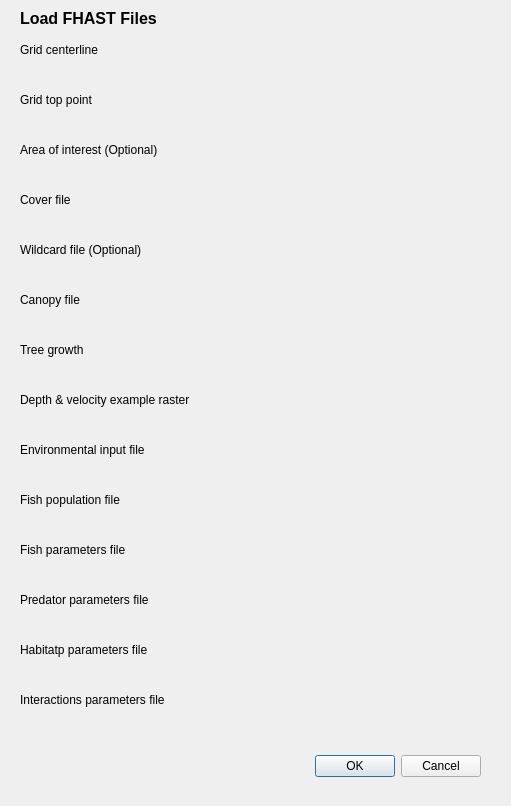
Above: profile/profiles/default/python/plugins/fhast_loader/fhast_loader_dialog_base.ui from pndphd/FHAST_2 before the change. Below: the same form after it.
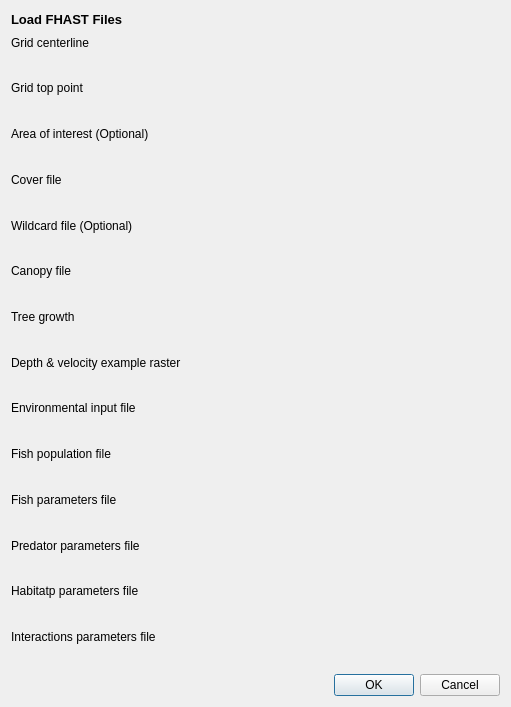
That is the form after the change. Custom widgets are drawn as their Qt base class.

What changed in the file:
```diff
--- a/profile/profiles/default/python/plugins/fhast_loader/fhast_loader_dialog_base.ui
+++ b/profile/profiles/default/python/plugins/fhast_loader/fhast_loader_dialog_base.ui
@@ -7,47 +7,29 @@
     <x>0</x>
     <y>0</y>
     <width>511</width>
-    <height>806</height>
+    <height>707</height>
    </rect>
   </property>
   <property name="windowTitle">
    <string>FHAST Loader</string>
   </property>
-  <widget class="QDialogButtonBox" name="button_box">
-   <property name="geometry">
-    <rect>
-     <x>140</x>
-     <y>750</y>
-     <width>341</width>
-     <height>32</height>
-    </rect>
-   </property>
-   <property name="orientation">
-    <enum>Qt::Horizontal</enum>
-   </property>
-   <property name="standardButtons">
-    <set>QDialogButtonBox::Cancel|QDialogButtonBox::Ok</set>
-   </property>
-  </widget>
-  <widget class="QgsFileWidget" name="grid_centerline">
-   <property name="geometry">
-    <rect>
-     <x>20</x>
-     <y>60</y>
-     <width>461</width>
-     <height>27</height>
-    </rect>
-   </property>
-  </widget>
+  <layout class="QGridLayout" name="gridLayout">
+   <item row="0" column="0">
+    <widget class="QLabel" name="label_10">
+     <property name="font">
+      <font>
+       <pointsize>10</pointsize>
+       <weight>75</weight>
+       <bold>true</bold>
+      </font>
+     </property>
+     <property name="text">
+      <string>Load FHAST Files</string>
+     </property>
+    </widget>
+   </item>
+   <item row="1" column="0">
   <widget class="QLabel" name="label">
-   <property name="geometry">
-    <rect>
-     <x>20</x>
-     <y>40</y>
-     <width>251</width>
-     <height>19</height>
-    </rect>
-   </property>
    <property name="toolTip">
     <string>Select the desired grid centerline shapefile.</string>
    </property>
@@ -58,15 +40,12 @@
     <string>Grid centerline</string>
    </property>
   </widget>
+   </item>
+   <item row="2" column="0">
+    <widget class="QgsFileWidget" name="grid_centerline"/>
+   </item>
+   <item row="3" column="0">
   <widget class="QLabel" name="label_2">
-   <property name="geometry">
-    <rect>
-     <x>20</x>
-     <y>90</y>
-     <width>251</width>
-     <height>19</height>
-    </rect>
-   </property>
    <property name="toolTip">
     <string>Select the desired grid top point shapefile.</string>
    </property>
@@ -74,61 +53,12 @@
     <string>Grid top point</string>
    </property>
   </widget>
-  <widget class="QgsFileWidget" name="grid_top_point">
-   <property name="geometry">
-    <rect>
-     <x>20</x>
-     <y>110</y>
-     <width>461</width>
-     <height>27</height>
-    </rect>
-   </property>
-  </widget>
-  <widget class="QLabel" name="label_3">
-   <property name="geometry">
-    <rect>
-     <x>20</x>
-     <y>190</y>
-     <width>251</width>
-     <height>19</height>
-    </rect>
-   </property>
-   <property name="toolTip">
-    <string>Select the desired cover shapefile.</string>
-   </property>
-   <property name="text">
-    <string>Cover file</string>
-   </property>
-  </widget>
-  <widget class="QgsFileWidget" name="cover_file">
-   <property name="geometry">
-    <rect>
-     <x>20</x>
-     <y>210</y>
-     <width>461</width>
-     <height>27</height>
-    </rect>
-   </property>
-  </widget>
-  <widget class="QgsFileWidget" name="aoi">
-   <property name="geometry">
-    <rect>
-     <x>20</x>
-     <y>160</y>
-     <width>461</width>
-     <height>27</height>
-    </rect>
-   </property>
-  </widget>
+   </item>
+   <item row="4" column="0">
+    <widget class="QgsFileWidget" name="grid_top_point"/>
+   </item>
+   <item row="5" column="0">
   <widget class="QLabel" name="label_4">
-   <property name="geometry">
-    <rect>
-     <x>20</x>
-     <y>140</y>
-     <width>251</width>
-     <height>19</height>
-    </rect>
-   </property>
    <property name="toolTip">
     <string>Select the desired area of interest shapefile.</string>
    </property>
@@ -136,15 +66,38 @@
     <string>Area of interest (Optional)</string>
    </property>
   </widget>
+   </item>
+   <item row="6" column="0">
+    <widget class="QgsFileWidget" name="aoi"/>
+   </item>
+   <item row="7" column="0">
+    <widget class="QLabel" name="label_3">
+     <property name="toolTip">
+      <string>Select the desired cover shapefile.</string>
+     </property>
+     <property name="text">
+      <string>Cover file</string>
+     </property>
+    </widget>
+   </item>
+   <item row="8" column="0">
+    <widget class="QgsFileWidget" name="cover_file"/>
+   </item>
+   <item row="9" column="0">
+    <widget class="QLabel" name="wildcard_name">
+     <property name="toolTip">
+      <string>Select the desired wildcard csv file.</string>
+     </property>
+     <property name="text">
+      <string>Wildcard file (Optional)</string>
+     </property>
+    </widget>
+   </item>
+   <item row="10" column="0">
+    <widget class="QgsFileWidget" name="wildcard"/>
+   </item>
+   <item row="11" column="0">
   <widget class="QLabel" name="canopy_file_name">
-   <property name="geometry">
-    <rect>
-     <x>20</x>
-     <y>290</y>
-     <width>251</width>
-     <height>19</height>
-    </rect>
-   </property>
    <property name="toolTip">
     <string>Select the desired canopy shapefile.</string>
    </property>
@@ -152,25 +105,25 @@
     <string>Canopy file</string>
    </property>
   </widget>
-  <widget class="QgsFileWidget" name="canopy_file">
-   <property name="geometry">
-    <rect>
-     <x>20</x>
-     <y>310</y>
-     <width>461</width>
-     <height>27</height>
-    </rect>
-   </property>
-  </widget>
+   </item>
+   <item row="12" column="0">
+    <widget class="QgsFileWidget" name="canopy_file"/>
+   </item>
+   <item row="13" column="0">
+    <widget class="QLabel" name="label_7">
+     <property name="toolTip">
+      <string>Select the desired tree growth csv file.</string>
+     </property>
+     <property name="text">
+      <string>Tree growth</string>
+     </property>
+    </widget>
+   </item>
+   <item row="14" column="0">
+    <widget class="QgsFileWidget" name="tree_growth"/>
+   </item>
+   <item row="15" column="0">
   <widget class="QLabel" name="label_6">
-   <property name="geometry">
-    <rect>
-     <x>20</x>
-     <y>390</y>
-     <width>251</width>
-     <height>19</height>
-    </rect>
-   </property>
    <property name="toolTip">
     <string>Select an example depth or velocity input raster file,
  which is in the folder with all the other needed rasters.</string>
@@ -179,77 +132,29 @@
     <string>Depth &amp; velocity example raster</string>
    </property>
   </widget>
-  <widget class="QLabel" name="label_7">
-   <property name="geometry">
-    <rect>
-     <x>20</x>
-     <y>340</y>
-     <width>251</width>
-     <height>19</height>
-    </rect>
-   </property>
+   </item>
+   <item row="16" column="0">
+    <widget class="QgsFileWidget" name="flow_file"/>
+   </item>
+   <item row="17" column="0">
+    <widget class="QLabel" name="label_15">
    <property name="toolTip">
     <string>Select the desired tree growth csv file.</string>
    </property>
    <property name="text">
-    <string>Tree growth</string>
-   </property>
-  </widget>
-  <widget class="QgsFileWidget" name="flow_file">
-   <property name="geometry">
-    <rect>
-     <x>20</x>
-     <y>410</y>
-     <width>461</width>
-     <height>27</height>
-    </rect>
-   </property>
-  </widget>
-  <widget class="QgsFileWidget" name="wildcard">
-   <property name="geometry">
-    <rect>
-     <x>20</x>
-     <y>260</y>
-     <width>461</width>
-     <height>27</height>
-    </rect>
-   </property>
-  </widget>
-  <widget class="QLabel" name="wildcard_name">
-   <property name="geometry">
-    <rect>
-     <x>20</x>
-     <y>240</y>
-     <width>251</width>
-     <height>19</height>
-    </rect>
-   </property>
+      <string>Environmental input file</string>
+     </property>
+    </widget>
+   </item>
+   <item row="18" column="0">
+    <widget class="QgsFileWidget" name="daily_conditions_file">
    <property name="toolTip">
-    <string>Select the desired wildcard csv file.</string>
-   </property>
-   <property name="text">
-    <string>Wildcard file (Optional)</string>
-   </property>
-  </widget>
-  <widget class="QgsFileWidget" name="tree_growth">
-   <property name="geometry">
-    <rect>
-     <x>20</x>
-     <y>360</y>
-     <width>461</width>
-     <height>27</height>
-    </rect>
-   </property>
-  </widget>
+      <string/>
+     </property>
+    </widget>
+   </item>
+   <item row="19" column="0">
   <widget class="QLabel" name="fp_name">
-   <property name="geometry">
-    <rect>
-     <x>20</x>
-     <y>490</y>
-     <width>251</width>
-     <height>19</height>
-    </rect>
-   </property>
    <property name="toolTip">
     <string>Select the desired fish population input csv file.</string>
    </property>
@@ -257,51 +162,12 @@
     <string>Fish population file</string>
    </property>
   </widget>
-  <widget class="QgsFileWidget" name="fish_population_file">
-   <property name="geometry">
-    <rect>
-     <x>20</x>
-     <y>510</y>
-     <width>461</width>
-     <height>27</height>
-    </rect>
-   </property>
-  </widget>
-  <widget class="QLabel" name="label_11">
-   <property name="geometry">
-    <rect>
-     <x>20</x>
-     <y>590</y>
-     <width>251</width>
-     <height>19</height>
-    </rect>
-   </property>
-   <property name="toolTip">
-    <string>Select the desired predator parameters input csv file.</string>
-   </property>
-   <property name="text">
-    <string>Predator parameters file</string>
-   </property>
-  </widget>
-  <widget class="QgsFileWidget" name="interactions_parameters_file">
-   <property name="geometry">
-    <rect>
-     <x>20</x>
-     <y>710</y>
-     <width>461</width>
-     <height>27</height>
-    </rect>
-   </property>
-  </widget>
+   </item>
+   <item row="20" column="0">
+    <widget class="QgsFileWidget" name="fish_population_file"/>
+   </item>
+   <item row="21" column="0">
   <widget class="QLabel" name="label_12">
-   <property name="geometry">
-    <rect>
-     <x>20</x>
-     <y>540</y>
-     <width>251</width>
-     <height>19</height>
-    </rect>
-   </property>
    <property name="toolTip">
     <string>Select the desired predator parameters input csv file.</string>
    </property>
@@ -309,25 +175,25 @@
     <string>Fish parameters file</string>
    </property>
   </widget>
-  <widget class="QgsFileWidget" name="habitat_parameters_file">
-   <property name="geometry">
-    <rect>
-     <x>20</x>
-     <y>660</y>
-     <width>461</width>
-     <height>27</height>
-    </rect>
-   </property>
-  </widget>
+   </item>
+   <item row="22" column="0">
+    <widget class="QgsFileWidget" name="fish_parameters_file"/>
+   </item>
+   <item row="23" column="0">
+    <widget class="QLabel" name="label_11">
+     <property name="toolTip">
+      <string>Select the desired predator parameters input csv file.</string>
+     </property>
+     <property name="text">
+      <string>Predator parameters file</string>
+     </property>
+    </widget>
+   </item>
+   <item row="24" column="0">
+    <widget class="QgsFileWidget" name="predator_parameters_file"/>
+   </item>
+   <item row="25" column="0">
   <widget class="QLabel" name="label_13">
-   <property name="geometry">
-    <rect>
-     <x>20</x>
-     <y>640</y>
-     <width>251</width>
-     <height>19</height>
-    </rect>
-   </property>
    <property name="toolTip">
     <string>Select the desired habitat input csv file.</string>
    </property>
@@ -335,25 +201,12 @@
     <string>Habitatp parameters file</string>
    </property>
   </widget>
-  <widget class="QgsFileWidget" name="predator_parameters_file">
-   <property name="geometry">
-    <rect>
-     <x>20</x>
-     <y>610</y>
-     <width>461</width>
-     <height>27</height>
-    </rect>
-   </property>
-  </widget>
+   </item>
+   <item row="26" column="0">
+    <widget class="QgsFileWidget" name="habitat_parameters_file"/>
+   </item>
+   <item row="27" column="0">
   <widget class="QLabel" name="label_14">
-   <property name="geometry">
-    <rect>
-     <x>20</x>
-     <y>690</y>
-     <width>251</width>
-     <height>19</height>
-    </rect>
-   </property>
    <property name="toolTip">
     <string>Select the desired interactions input csv file.</string>
    </property>
@@ -361,65 +214,21 @@
     <string>Interactions parameters file</string>
    </property>
   </widget>
-  <widget class="QgsFileWidget" name="daily_conditions_file">
-   <property name="geometry">
-    <rect>
-     <x>20</x>
-     <y>460</y>
-     <width>461</width>
-     <height>27</height>
-    </rect>
-   </property>
-   <property name="toolTip">
-    <string/>
-   </property>
-  </widget>
-  <widget class="QLabel" name="label_15">
-   <property name="geometry">
-    <rect>
-     <x>20</x>
-     <y>440</y>
-     <width>251</width>
-     <height>19</height>
-    </rect>
-   </property>
-   <property name="toolTip">
-    <string>Select the desired environmental input csv file.</string>
-   </property>
-   <property name="text">
-    <string>Environmental input file</string>
-   </property>
-  </widget>
-  <widget class="QgsFileWidget" name="fish_parameters_file">
-   <property name="geometry">
-    <rect>
-     <x>20</x>
-     <y>560</y>
-     <width>461</width>
-     <height>27</height>
-    </rect>
-   </property>
-  </widget>
-  <widget class="QLabel" name="label_10">
-   <property name="geometry">
-    <rect>
-     <x>20</x>
-     <y>10</y>
-     <width>151</width>
-     <height>16</height>
-    </rect>
-   </property>
-   <property name="font">
-    <font>
-     <pointsize>12</pointsize>
-     <weight>75</weight>
-     <bold>true</bold>
-    </font>
-   </property>
-   <property name="text">
-    <string>Load FHAST Files</string>
-   </property>
-  </widget>
+   </item>
+   <item row="28" column="0">
+    <widget class="QgsFileWidget" name="interactions_parameters_file"/>
+   </item>
+   <item row="29" column="0">
+    <widget class="QDialogButtonBox" name="button_box">
+     <property name="orientation">
+      <enum>Qt::Horizontal</enum>
+     </property>
+     <property name="standardButtons">
+      <set>QDialogButtonBox::Cancel|QDialogButtonBox::Ok</set>
+     </property>
+    </widget>
+   </item>
+  </layout>
  </widget>
  <customwidgets>
   <customwidget>
```
Left out of the diff: 2 changed lines with no effect on the pictures. Lines whose indentation alone changed are shown as unchanged.
